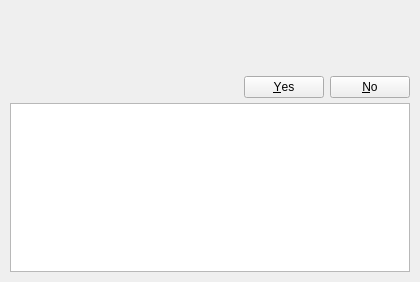
Above: ui/transactiondialog.ui from aarnt/octoxbps before the change. Below: the same form after it.
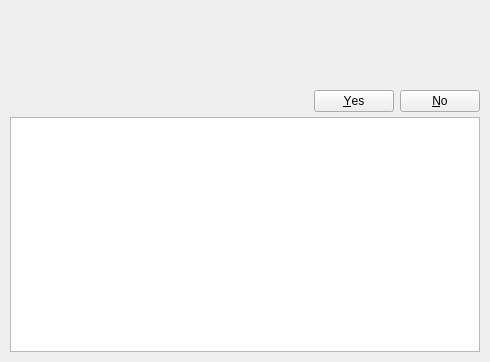
That is the form after the change. Icons and pictures are not drawn.

Commit message: - Now Transaction dialog saves its size between calls.

The edit to the form file:
```diff
--- a/ui/transactiondialog.ui
+++ b/ui/transactiondialog.ui
@@ -6,16 +6,10 @@
    <rect>
     <x>0</x>
     <y>0</y>
-    <width>420</width>
-    <height>282</height>
+    <width>490</width>
+    <height>362</height>
    </rect>
   </property>
-  <property name="maximumSize">
-   <size>
-    <width>420</width>
-    <height>282</height>
-   </size>
-  </property>
   <property name="windowTitle">
    <string>Form</string>
   </property>
@@ -54,12 +48,12 @@
       <enum>Qt::Vertical</enum>
      </property>
      <property name="sizeType">
-      <enum>QSizePolicy::Expanding</enum>
+      <enum>QSizePolicy::Maximum</enum>
      </property>
      <property name="sizeHint" stdset="0">
       <size>
        <width>20</width>
-       <height>60</height>
+       <height>50</height>
       </size>
      </property>
     </spacer>
@@ -92,6 +86,12 @@
    </item>
    <item>
     <widget class="QDialogButtonBox" name="buttonBox">
+     <property name="sizePolicy">
+      <sizepolicy hsizetype="Expanding" vsizetype="Maximum">
+       <horstretch>0</horstretch>
+       <verstretch>0</verstretch>
+      </sizepolicy>
+     </property>
      <property name="standardButtons">
       <set>QDialogButtonBox::No|QDialogButtonBox::Yes</set>
      </property>
```
The commit also changes 5 other files.
